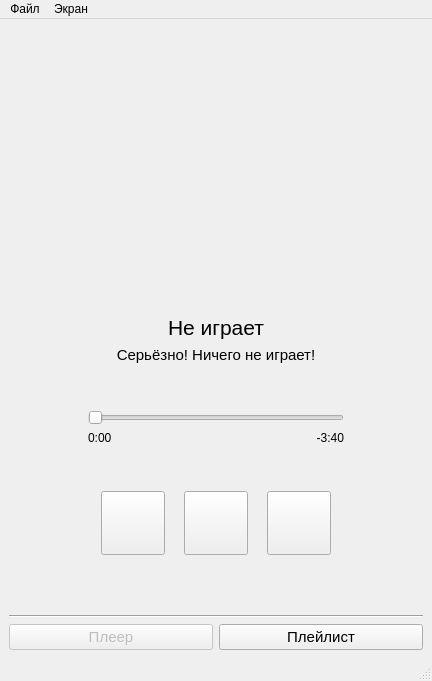
Sabbrumm/cnova_nitrogen, file mainwindow.ui: the form before one commit.
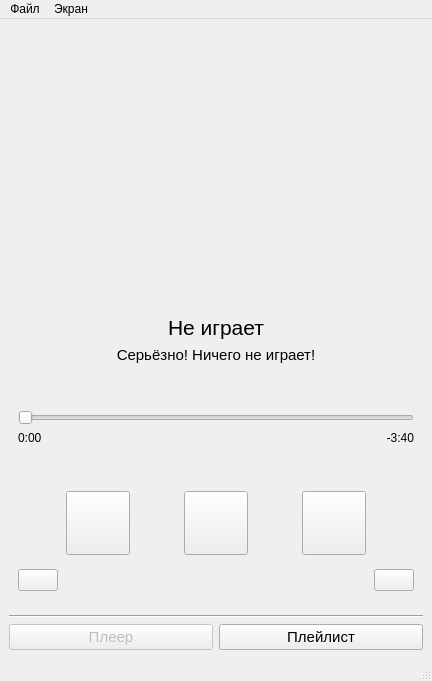
The form after the commit. Icons and pictures are not drawn. Custom widgets are drawn as their Qt base class.

Diff of the .ui file:
```diff
--- a/mainwindow.ui
+++ b/mainwindow.ui
@@ -32,10 +32,36 @@
         <property name="topMargin">
          <number>25</number>
         </property>
+        <item row="2" column="0">
+         <spacer name="verticalSpacer">
+          <property name="orientation">
+           <enum>Qt::Vertical</enum>
+          </property>
+          <property name="sizeHint" stdset="0">
+           <size>
+            <width>20</width>
+            <height>40</height>
+           </size>
+          </property>
+         </spacer>
+        </item>
         <item row="0" column="0">
          <layout class="QVBoxLayout" name="player_layout">
           <item>
            <layout class="QHBoxLayout" name="cover_layout">
+            <item>
+             <spacer name="horizontalSpacer_2">
+              <property name="orientation">
+               <enum>Qt::Horizontal</enum>
+              </property>
+              <property name="sizeHint" stdset="0">
+               <size>
+                <width>40</width>
+                <height>20</height>
+               </size>
+              </property>
+             </spacer>
+            </item>
             <item>
              <widget class="LiquidEqualizerWidget" name="eq_widget" native="true">
               <property name="minimumSize">
@@ -52,6 +78,19 @@
               </property>
              </widget>
             </item>
+            <item>
+             <spacer name="horizontalSpacer_3">
+              <property name="orientation">
+               <enum>Qt::Horizontal</enum>
+              </property>
+              <property name="sizeHint" stdset="0">
+               <size>
+                <width>40</width>
+                <height>20</height>
+               </size>
+              </property>
+             </spacer>
+            </item>
            </layout>
           </item>
           <item>
@@ -257,21 +296,63 @@
             </item>
            </layout>
           </item>
+          <item>
+           <spacer name="verticalSpacer_4">
+            <property name="orientation">
+             <enum>Qt::Vertical</enum>
+            </property>
+            <property name="sizeHint" stdset="0">
+             <size>
+              <width>20</width>
+              <height>40</height>
+             </size>
+            </property>
+           </spacer>
+          </item>
+          <item>
+           <layout class="QHBoxLayout" name="subcontrols_layout">
+            <item>
+             <widget class="QPushButton" name="repeat">
+              <property name="text">
+               <string/>
+              </property>
+              <property name="icon">
+               <iconset resource="resources.qrc">
+                <normaloff>:/icons/button_repeat_off.png</normaloff>:/icons/button_repeat_off.png</iconset>
+              </property>
+              <property name="checkable">
+               <bool>true</bool>
+              </property>
+             </widget>
+            </item>
+            <item>
+             <spacer name="horizontalSpacer_4">
+              <property name="orientation">
+               <enum>Qt::Horizontal</enum>
+              </property>
+              <property name="sizeHint" stdset="0">
+               <size>
+                <width>40</width>
+                <height>20</height>
+               </size>
+              </property>
+             </spacer>
+            </item>
+            <item>
+             <widget class="QPushButton" name="shuffle_button">
+              <property name="text">
+               <string/>
+              </property>
+              <property name="icon">
+               <iconset resource="resources.qrc">
+                <normaloff>:/icons/button_shuffle.png</normaloff>:/icons/button_shuffle.png</iconset>
+              </property>
+             </widget>
+            </item>
+           </layout>
+          </item>
          </layout>
         </item>
-        <item row="1" column="0">
-         <spacer name="verticalSpacer">
-          <property name="orientation">
-           <enum>Qt::Vertical</enum>
-          </property>
-          <property name="sizeHint" stdset="0">
-           <size>
-            <width>20</width>
-            <height>40</height>
-           </size>
-          </property>
-         </spacer>
-        </item>
        </layout>
       </widget>
       <widget class="QWidget" name="playlist_page">
@@ -369,14 +450,7 @@
             <item>
              <widget class="QPushButton" name="add_button">
               <property name="text">
-               <string>+</string>
-              </property>
-             </widget>
-            </item>
-            <item>
-             <widget class="QPushButton" name="shuffle_button">
-              <property name="text">
-               <string/>
+               <string>Добавить</string>
               </property>
               <property name="icon">
                <iconset resource="resources.qrc">
```
Left out of the diff: 138 changed lines with no effect on the pictures.
